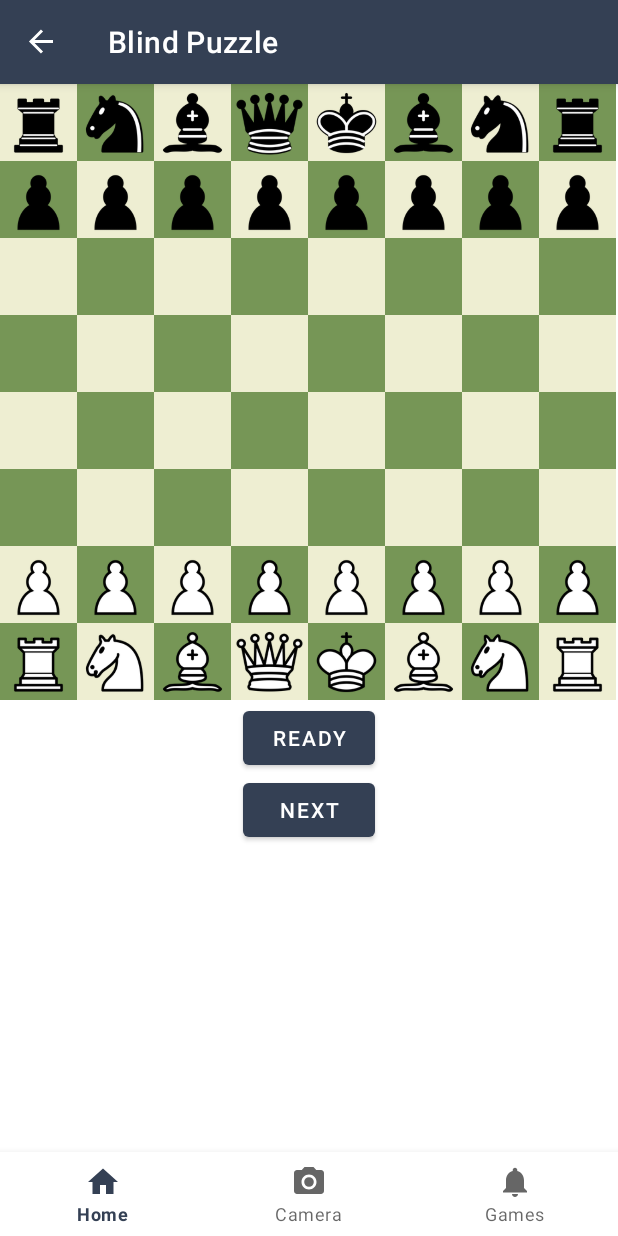
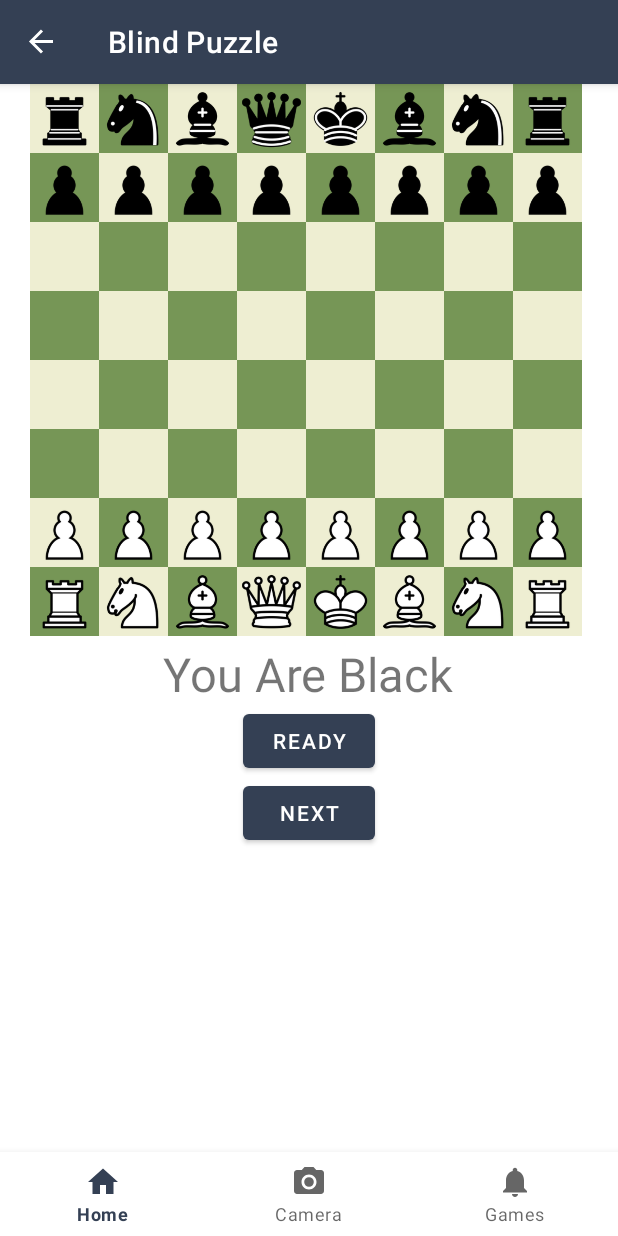
Before and after one commit to trnKhanh/chess-project, an Android app: the BlindPuzzleFragment screen opened through its navigation route, after a tap on "NEXT", on a phone screen of 412 x 824 dp. Run offline under Robolectric (Android 15) with nearby library versions, the phone set to English and light mode, and no system bars; our stand-ins replace navigation-ui; 2 statements that could not run were skipped; 1 other tap on this screen came first.

Commit message:
Improve puzzles' UI

```diff
--- a/app/src/main/java/com/chessproject/ui/games/BlindPuzzleFragment.java
+++ b/app/src/main/java/com/chessproject/ui/games/BlindPuzzleFragment.java
@@ -33,9 +33,6 @@ public class BlindPuzzleFragment extends Fragment {
                 .setPositiveButton(R.string.next, new DialogInterface.OnClickListener() {
                     @Override
                     public void onClick(DialogInterface dialog, int which) {
-                        binding.chessboard.setHidden(false);
-                        binding.chessboard.setDisabled(true);
-                        binding.readyButton.setVisibility(View.VISIBLE);
                         startPuzzle();
                         dialog.dismiss();
                     }
@@ -94,16 +91,22 @@ public class BlindPuzzleFragment extends Fragment {
         binding.nextButton.setOnClickListener(new View.OnClickListener() {
             @Override
             public void onClick(View v) {
-                binding.chessboard.setHidden(false);
-                binding.chessboard.setDisabled(true);
-                binding.readyButton.setVisibility(View.VISIBLE);
                 startPuzzle();
             }
         });
         return binding.getRoot();
     }
     void startPuzzle() {
+        binding.chessboard.setHidden(false);
+        binding.chessboard.setDisabled(true);
+        binding.readyButton.setVisibility(View.VISIBLE);
+
         mCurPuzzle = PuzzleDataset.getInstance(getContext()).nextPuzzle();
+        if (mCurPuzzle.isWhiteToMove()) {
+            binding.sideToMove.setText(R.string.you_are_white);
+        } else {
+            binding.sideToMove.setText(R.string.you_are_black);
+        }
 
         binding.chessboard.setFen(mCurPuzzle.getFen());
         binding.chessboard.setLastMoveEvaluation(0,-1);
--- a/app/src/main/res/layout/activity_main.xml
+++ b/app/src/main/res/layout/activity_main.xml
@@ -3,7 +3,8 @@
     xmlns:app="http://schemas.android.com/apk/res-auto"
     android:id="@+id/container"
     android:layout_width="match_parent"
-    android:layout_height="match_parent">
+    android:layout_height="match_parent"
+    android:clipChildren="false">
     <fragment
         android:id="@+id/nav_host_fragment_activity_main"
         android:name="androidx.navigation.fragment.NavHostFragment"
--- a/app/src/main/res/layout/fragment_blind_puzzle.xml
+++ b/app/src/main/res/layout/fragment_blind_puzzle.xml
@@ -11,7 +11,14 @@
         android:layout_width="match_parent"
         android:layout_height="match_parent"
         android:layout_gravity="center"
-        android:id="@+id/chessboard"/>
+        android:id="@+id/chessboard"
+        android:layout_marginHorizontal="20dp"/>
+    <TextView
+        android:layout_width="wrap_content"
+        android:layout_height="wrap_content"
+        android:layout_gravity="center"
+        android:id="@+id/side_to_move"
+        android:textSize="14pt"/>
     <Button
         android:layout_width="wrap_content"
         android:layout_height="wrap_content"
--- a/app/src/main/res/values/strings.xml
+++ b/app/src/main/res/values/strings.xml
@@ -20,4 +20,6 @@
     <string name="title_games_guess_the_eval">Guess The Evaluation</string>
     <string name="title_puzzle">Puzzle</string>
     <string name="title_blind_puzzle">Blind Puzzle</string>
+    <string name="you_are_white">You Are White</string>
+    <string name="you_are_black">You Are Black</string>
 </resources>
```
Also changed, not shown: app/src/main/java/com/chessproject/ui/games/PuzzleFragment.java (+21 -6 lines), app/src/main/res/layout/fragment_puzzle.xml (+8 -2 lines).
